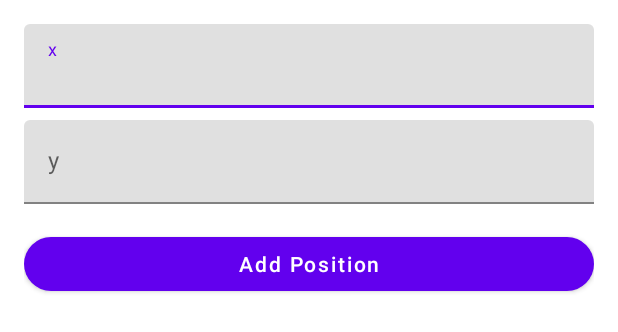
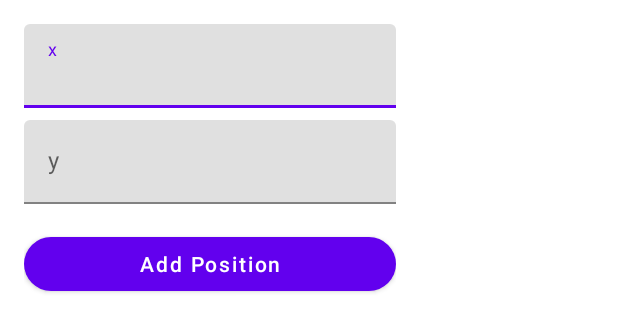
Before and after one commit to Kaito-Dogi/android-sample-object-animator, an Android app: the layout dialog_add_position.xml on its own in the app's theme, with its tools: preview values and no code run, on a phone screen of 412 x 824 dp. Shown: the top 332 px of the screen. Run offline under Robolectric (Android 15) with nearby library versions, the phone set to English and light mode, and no system bars.

Commit message:
fix: ダイアログのサイズを修正

```diff
--- a/app/src/main/res/layout/dialog_add_position.xml
+++ b/app/src/main/res/layout/dialog_add_position.xml
@@ -2,16 +2,21 @@
 <androidx.constraintlayout.widget.ConstraintLayout
   xmlns:android="http://schemas.android.com/apk/res/android"
   xmlns:app="http://schemas.android.com/apk/res-auto"
-  android:layout_width="match_parent"
-  android:layout_height="match_parent"
+  android:layout_width="wrap_content"
+  android:layout_height="wrap_content"
+  android:background="@color/white"
+  android:maxWidth="560dp"
+  android:minWidth="280dp"
   android:padding="16dp"
   >
 
   <com.google.android.material.textfield.TextInputLayout
     android:id="@+id/x_text_field"
-    android:layout_width="match_parent"
+    android:layout_width="0dp"
     android:layout_height="wrap_content"
     android:hint="x"
+    app:layout_constraintEnd_toEndOf="parent"
+    app:layout_constraintStart_toStartOf="parent"
     app:layout_constraintTop_toTopOf="parent"
     >
 
@@ -25,10 +30,12 @@
 
   <com.google.android.material.textfield.TextInputLayout
     android:id="@+id/y_text_field"
-    android:layout_width="match_parent"
+    android:layout_width="0dp"
     android:layout_height="wrap_content"
     android:layout_marginTop="8dp"
     android:hint="y"
+    app:layout_constraintEnd_toEndOf="parent"
+    app:layout_constraintStart_toStartOf="parent"
     app:layout_constraintTop_toBottomOf="@id/x_text_field"
     >
 
@@ -42,12 +49,14 @@
 
   <Button
     android:id="@+id/add_button"
-    android:layout_width="match_parent"
+    android:layout_width="0dp"
     android:layout_height="wrap_content"
     android:layout_marginTop="16dp"
     android:text="Add Position"
     android:textAllCaps="false"
     app:cornerRadius="64dp"
+    app:layout_constraintEnd_toEndOf="parent"
+    app:layout_constraintStart_toStartOf="parent"
     app:layout_constraintTop_toBottomOf="@id/y_text_field"
     />
 </androidx.constraintlayout.widget.ConstraintLayout>
```
